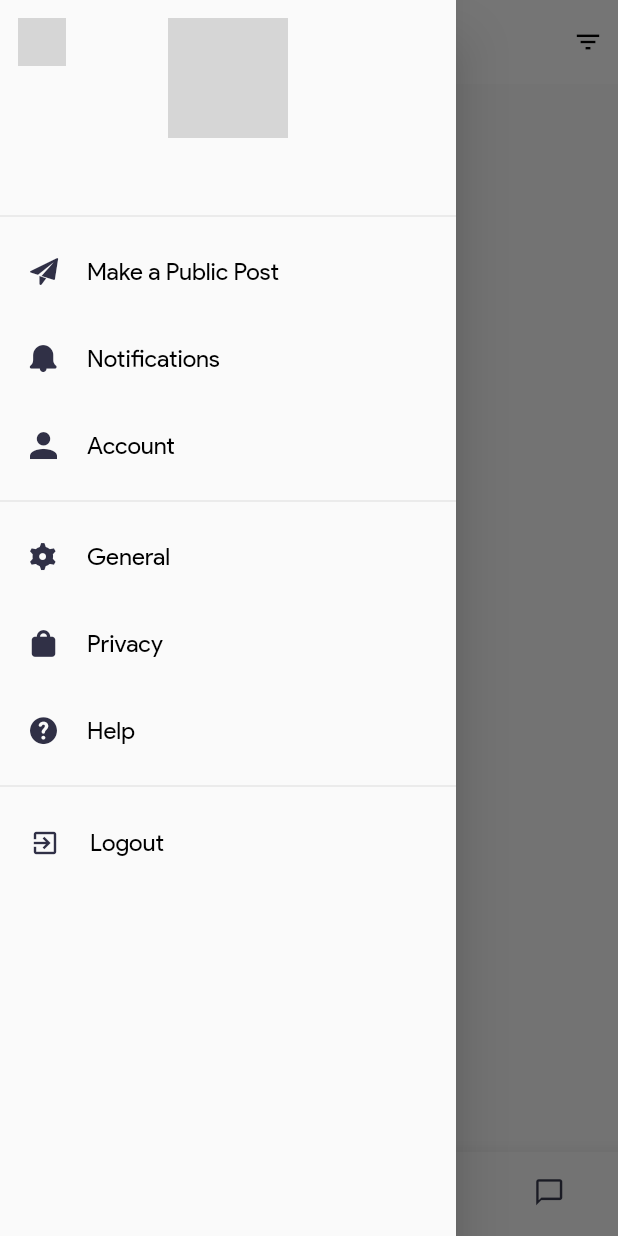
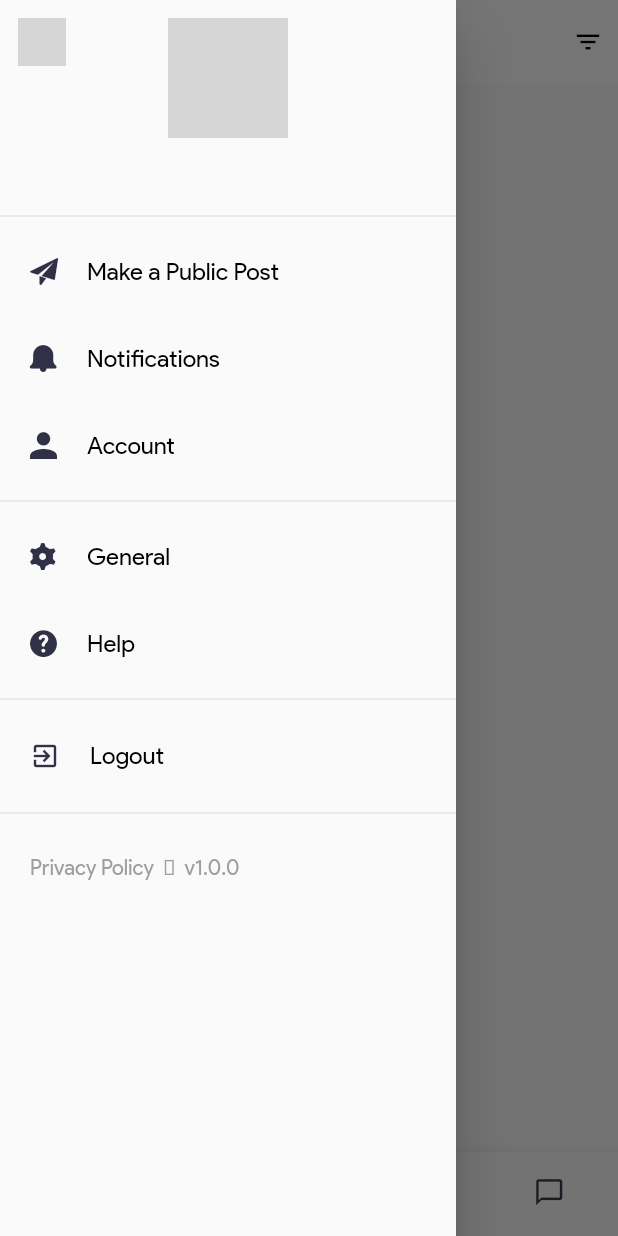
Before and after one commit to ronak197/hamara_prashasan, a Flutter app: the HomePage screen opened by its route, in the side drawer, after a tap on "Help", on a phone screen of 412 x 824 dp. Run offline on Flutter 3.47's test engine with Material 2 defaults, Android fonts, the phone set to English and light mode, and no system bars; drawn by our look-alikes of cached_network_image; our stand-ins replace cloud_firestore, csv, file_picker, firebase_auth, flutter_cache_manager, flutter_svg and 5 more; missing offline and left inert: algolia; accounts and stored records are empty; network calls fail; grey boxes are pictures that could not be loaded.

```diff
--- a/lib/app_drawer.dart
+++ b/lib/app_drawer.dart
@@ -169,26 +169,6 @@ class _MyAppDrawerState extends State<MyAppDrawer> {
                         Container(
                             padding: EdgeInsets.all(20.0),
                             child: Icon(
-                              DrawerIcons.privacy,
-                              color: Color(0xff303046),
-                              size: 18.0,
-                            )),
-                        Text(
-                          'Privacy',
-                          style: Theme.of(context).textTheme.headline2,
-                        )
-                      ],
-                    ),
-                  ),
-                  InkWell(
-                    onTap: () {},
-                    child: Row(
-                      mainAxisAlignment: MainAxisAlignment.start,
-                      mainAxisSize: MainAxisSize.max,
-                      children: [
-                        Container(
-                            padding: EdgeInsets.all(20.0),
-                            child: Icon(
                               DrawerIcons.help,
                               color: Color(0xff303046),
                               size: 18.0,
@@ -225,6 +205,28 @@ class _MyAppDrawerState extends State<MyAppDrawer> {
                       ],
                     ),
                   ),
+                  Divider(),
+                  Container(
+                    padding: EdgeInsets.all(20.0),
+                    child: RichText(
+                      text: TextSpan(
+                        children: [
+                          TextSpan(
+                            text: 'Privacy Policy',
+                            style: Theme.of(context).textTheme.headline1.copyWith(color: Colors.grey,),
+                          ),
+                          TextSpan(
+                            text: '  ᛫  ',
+                            style: Theme.of(context).textTheme.headline1.copyWith(color: Colors.grey),
+                          ),
+                          TextSpan(
+                            text: 'v1.0.0',
+                            style: Theme.of(context).textTheme.headline1.copyWith(color: Colors.grey),
+                          ),
+                        ]
+                      ),
+                    ),
+                  ),
                 ],
               ),
             ),
--- a/lib/departments_page.dart
+++ b/lib/departments_page.dart
@@ -17,6 +17,7 @@ class _DepartmentsPageState extends State<DepartmentsPage> {
 
   Algolia algolia;
 
+  FocusNode searchFocusNode;
   bool isSearching = false;
   List<String> searchResults = List<String>();
   AlgoliaQuery query;
@@ -24,13 +25,14 @@ class _DepartmentsPageState extends State<DepartmentsPage> {
 
   bool showResults = false;
   List<Department> results = List<Department>();
+  List<Department> subscribedResults = List<Department>();
   String message = "Fetching Subscribed Departments";
 
   void getAvailableDepartments(String searchQuery){
     Firestore db = Firestore.instance;
     results.clear();
     setState(() {
-      message = "Fetching";
+      message = "Searching";
     });
     db.collection('departments')
         .where('areaOfAdministration', isEqualTo: searchQuery).getDocuments().asStream()
@@ -39,10 +41,12 @@ class _DepartmentsPageState extends State<DepartmentsPage> {
             event.documents.forEach((snapshot) { results.add(Department.fromJson(snapshot.data)); });
           });
         })..onDone(() {
+          if(results.isEmpty){
             setState(() {
-        message = results.isEmpty ? 'No Available Departments' : '';
+              message = 'No Available Departments';
               print(message);
             });
+          }
         })..onError((e){
             setState(() {
               message = "Error Occurred";
@@ -53,68 +57,72 @@ class _DepartmentsPageState extends State<DepartmentsPage> {
 
   void getSubscribedDepartments() async{
     Firestore db = Firestore.instance;
-    results?.clear();
-    if(User.lastUserState == UserState.initial){
+    subscribedResults?.clear();
        db.collection('departments')
            .where('email', whereIn: User.userData.subscribedDepartmentIDs).getDocuments().asStream()
            .listen((event) {
              setState(() {
-               event.documents.forEach((snapshot) { results.add(Department.fromJson(snapshot.data)); });
+               event.documents.forEach((snapshot) { subscribedResults.add(Department.fromJson(snapshot.data)); });
              });
        })..onDone(() {
+         if(subscribedResults.isEmpty){
            setState(() {
-           message = results.isEmpty ? 'No subscribed Departments' : '';
+             message = 'No Subscribed Departments';
              print(message);
            });
+         } else {
+           setState(() {
+             results = subscribedResults;
+           });
+         }
        })..onError((e){
          setState(() {
            message = "Error Occurred";
            print(message);
          });
        });
-    } else {
-      if(await FirebaseMethods.getFirestoreUserDataInfo()){
-        getSubscribedDepartments();
-      }
-    }
-
   }
 
   void onSubscribePressed(String toSubscribe, bool hasSubscribed) async {
     Firestore db = Firestore.instance;
 
-    db.runTransaction((transaction) async {
-      if(User.lastUserState != UserState.subscription){
-        await db.collection('users').document(User.authUser.uid).get().then((snapshot){
-          User.saveUserData(UserData.fromFirestoreJson(snapshot.data), UserState.subscription);
-        });
+    if(User.lastUserState != UserState.initial){
+      await FirebaseMethods.getFirestoreUserDataInfo();
     }
     if (!User.userData.subscribedDepartmentIDs.contains(toSubscribe)) {
+      setState(() {
         User.userData.subscribedDepartmentIDs.add(toSubscribe);
-        setState(() {});
+      });
       await db
           .collection('users')
           .document(User.authUser.uid)
           .updateData(User.userData.toFirestoreJson())
           .catchError((e) {
+            setState(() {
+              message = 'Error Occurred';
+            });
         return null;
       });
     } else {
+      setState(() {
         User.userData.subscribedDepartmentIDs.remove(toSubscribe);
-        setState(() {});
+      });
       await db
           .collection('users')
           .document(User.authUser.uid)
           .updateData(User.userData.toFirestoreJson())
           .catchError((e) {
+            setState(() {
+              message = 'Error Occurred';
+            });
         return null;
       });
     }
     return null;
-    });
   }
 
   void search(String textToSearch) async {
+    print('called search');
     if (textToSearch.isNotEmpty) {
       query = query.search(textToSearch);
       searchResults.clear();
@@ -128,6 +136,7 @@ class _DepartmentsPageState extends State<DepartmentsPage> {
         searchResults = textEditingController.text.isNotEmpty ? result : [];
       });
     } else {
+      print('empty string');
       setState(() {
         searchResults.clear();
       });
@@ -135,7 +144,6 @@ class _DepartmentsPageState extends State<DepartmentsPage> {
   }
 
   void onPlaceSelected(String place) async{
-    textEditingController.text = place;
     setState(() {
       isSearching = false;
     });
@@ -160,6 +168,7 @@ class _DepartmentsPageState extends State<DepartmentsPage> {
 
   @override
   void initState() {
+    searchFocusNode = FocusNode();
     setupAlgolia();
     textEditingController.addListener(() {
       search(textEditingController.text);
@@ -171,6 +180,7 @@ class _DepartmentsPageState extends State<DepartmentsPage> {
   @override
   void dispose() {
     textEditingController.dispose();
+    searchFocusNode.dispose();
     super.dispose();
   }
 
@@ -182,7 +192,11 @@ class _DepartmentsPageState extends State<DepartmentsPage> {
         elevation: 0.0,
         excludeHeaderSemantics: true,
         titleSpacing: 0.0,
-        leading: Container(
+        leading: GestureDetector(
+          onTap: (){
+            Scaffold.of(context).openDrawer();
+          },
+          child: Container(
             margin: EdgeInsets.all(12.0),
             decoration: BoxDecoration(
               shape: BoxShape.circle,
@@ -195,28 +209,25 @@ class _DepartmentsPageState extends State<DepartmentsPage> {
               ),
             ),
           ),
-        title: Container(
-          margin: EdgeInsets.only(top: 15.0, bottom: 15.0, left: 0.0, right: 10.0),
-          padding: EdgeInsets.only(right: 10.0, left: 8.0),
-          height: 40.0,
-          decoration: BoxDecoration(
-            borderRadius: BorderRadius.circular(30.0),
-            color: Colors.white,
         ),
-          child: Row(
+        title: Row(
           mainAxisSize: MainAxisSize.min,
           children: [
             Expanded(
               flex: 6,
+              child: Container(
                 child: TextField(
                   onTap: () {
+                    setState(() {
                       isSearching = true;
-                    setState(() {});
+                    });
                   },
                   onEditingComplete: (){
+                    print('completed');
                     onPlaceSelected(textEditingController.text);
                   },
                   onSubmitted: (s){
+                    searchFocusNode.unfocus();
                     print('submit');
                   },
                   controller: textEditingController,
@@ -225,6 +236,8 @@ class _DepartmentsPageState extends State<DepartmentsPage> {
                       .textTheme
                       .headline2
                       .copyWith(color: Color(0xff514A4A)),
+                  focusNode: searchFocusNode,
+                  autofocus: false,
                   decoration: InputDecoration(
                     border: InputBorder.none,
                     contentPadding: EdgeInsets.all(0.0),
@@ -237,15 +250,25 @@ class _DepartmentsPageState extends State<DepartmentsPage> {
                   ),
                 ),
               ),
+            ),
             Expanded(
               flex: 1,
-                child: Icon(
-                  isSearching ? Icons.close : Icons.search,
+              child: IconButton(
+                icon: Icon(isSearching ? Icons.close : Icons.search),
                 color: Colors.black54,
+                onPressed: (){
+                  if(isSearching){
+                    searchFocusNode.unfocus();
+                  } else {
+                    searchFocusNode.requestFocus();
+                  }
+                  setState(() {
+                    isSearching = !isSearching;
+                  });
+                },
               ),
             ),
           ],
-          ),
         ),
       ),
       body: isSearching && searchResults?.length != 0
@@ -275,9 +298,8 @@ class _DepartmentsPageState extends State<DepartmentsPage> {
         },
       ) : GestureDetector(
         onTap: () {
-          FocusScopeNode currentFocus = FocusScope.of(context);
-          if (!currentFocus.hasPrimaryFocus) {
-            currentFocus.unfocus();
+          if(searchFocusNode.hasFocus){
+            searchFocusNode.unfocus();
             setState(() {
               isSearching = false;
             });
@@ -285,6 +307,7 @@ class _DepartmentsPageState extends State<DepartmentsPage> {
         },
         child: results.isNotEmpty ? RefreshIndicator(
           onRefresh: onRefresh,
+          strokeWidth: 2.5,
           child: ListView.builder(
             itemCount: results?.length,
             itemBuilder: (context, index) {
--- a/lib/news_feed_page.dart
+++ b/lib/news_feed_page.dart
@@ -12,10 +12,10 @@ import 'package:intl/intl.dart';
 import 'package:rxdart/rxdart.dart';
 import 'package:flutter_cache_manager/flutter_cache_manager.dart' as cs;
 
-class TempClass {
-  List<Map<String, dynamic>> feedData = List<Map<String, dynamic>>();
+class Feeds {
 
-  TempClass({this.feedData});
+  List<Feed> feeds = List<Feed>();
+
 }
 
 class NewsFeedPage extends StatefulWidget {
@@ -29,21 +29,20 @@ class NewsFeedPage extends StatefulWidget {
 }
 
 class _NewsFeedPageState extends State<NewsFeedPage> {
+
   bool feedSelected = false;
-
-  List<Feed> feeds = [];
   List<bool> selected = [];
 
-  BehaviorSubject<TempClass> resultStream = BehaviorSubject<TempClass>();
-  List<Map<String, dynamic>> feedData = List<Map<String, dynamic>>();
+  BehaviorSubject<Feeds> resultStream = BehaviorSubject<Feeds>();
+
+  Feeds newFeeds = new Feeds();
 
   Map<String, dynamic> departmentDetails = Map();
 
   DateTime startDateTimeAfter;
   DateTime endDateTimeBefore;
 
-  String errorMessage =
-      'Some Error Occurred, Make sure you are connected to the internet.';
+  String errorMessage = 'Some Error Occurred, Make sure you are connected to the internet.';
   String loadingMessage = 'Loading ...';
 
   bool isRunning = false;
@@ -82,16 +81,15 @@ class _NewsFeedPageState extends State<NewsFeedPage> {
   }
 
   Future<bool> getMoreFeeds() async {
+
     Firestore db = Firestore.instance;
-
     print('fetching more feeds');
 
     if (User.lastUserState == UserState.feedUpdate) {
-      List<Map<String, dynamic>> initialFeedData = feedData;
 
       startDateTimeAfter = endDateTimeBefore ?? DateTime.now();
 
-      List<DocumentSnapshot> temp = (await db
+      await db
         .collection('feeds')
         .where('creationDateTimeStamp',
             isLessThanOrEqualTo: User.userData.lastUpdateTime)
@@ -101,6 +99,16 @@ class _NewsFeedPageState extends State<NewsFeedPage> {
         .startAfter([startDateTimeAfter])
         .limit(2)
         .getDocuments()
+        .then((value){
+            value.documents.forEach((element) {
+              newFeeds.feeds.add(
+                Feed(
+                  feedInfo: FeedInfo.fromFirestoreJson(element.data),
+                  department: Department.fromJson(departmentDetails[element.data['departmentUid']]),
+                )
+              );
+            });
+        })
         .timeout(Duration(seconds: 3), onTimeout: () {
           resultStream.sink.addError(errorMessage);
           return null;
@@ -113,21 +121,11 @@ class _NewsFeedPageState extends State<NewsFeedPage> {
           print('OnDone in query for getLatestFeeds');
           User.lastUserState = UserState.feedUpdate;
           // update firestore user feed update time
-              }))
-          .documents;
-
-      List<Map<String, dynamic>> newFeedData = List<Map<String, dynamic>>();
-      temp.forEach((element) {
-        newFeedData.add(element.data);
         });
 
-      if (newFeedData.isNotEmpty) {
-        endDateTimeBefore =
-            (newFeedData.last['creationDateTimeStamp'] as Timestamp).toDate();
+        endDateTimeBefore = newFeeds.feeds.last.feedInfo.creationDateTimeStamp;
         print(endDateTimeBefore);
-        feedData.addAll(newFeedData);
-        resultStream.sink.add(new TempClass(feedData: feedData));
-      }
+        resultStream.sink.add(newFeeds);
     } else {
       print('last user state is not feedUpdate');
       if (await getDepartmentInfo()) {
@@ -143,43 +141,38 @@ class _NewsFeedPageState extends State<NewsFeedPage> {
   }
 
   Future<bool> getLatestFeeds() async {
+
     Firestore db = Firestore.instance;
-
     print('fetching feeds');
 
     if (User.lastUserState == UserState.feedUpdate) {
-      feedData.clear();
 
-      List<DocumentSnapshot> temp = (await db
+      newFeeds.feeds.clear();
+
+      await db
         .collection('feeds')
         .where('creationDateTimeStamp',
-                  isLessThanOrEqualTo: User.userData.lastUpdateTime)
+            isLessThanOrEqualTo: Timestamp.now())
         .where('departmentUid',
             whereIn: User.userData.subscribedDepartmentIDs)
         .orderBy('creationDateTimeStamp', descending: true)
         .limit(2)
-              .getDocuments()
-              .timeout(Duration(seconds: 3), onTimeout: () {
-        resultStream.sink.addError(errorMessage);
-        return null;
-      }).catchError((e) {
-        resultStream.sink.addError(errorMessage);
-        print('onError in query for getLatestFeeds');
-      }).whenComplete(() {
-        print('OnDone in query for getLatestFeeds');
+        .getDocuments().then((value){
+          value.documents.forEach((element) {
+            newFeeds.feeds.add(
+              Feed(
+                feedInfo: FeedInfo.fromFirestoreJson(element.data),
+                department: Department.fromJson(departmentDetails[element.data['departmentUid']]),
+              )
+            );
+          });
+      }).whenComplete((){
         User.lastUserState = UserState.feedUpdate;
-        // update firestore user feed update time
-      }))
-          .documents;
+      });
 
-      List<Map<String, dynamic>> newFeedData = List<Map<String, dynamic>>();
-      temp.forEach((element) {
-        newFeedData.add(element.data);
-      });
-      endDateTimeBefore =
-          (newFeedData.last['creationDateTimeStamp'] as Timestamp).toDate();
-      feedData.addAll(newFeedData);
-      resultStream.sink.add(new TempClass(feedData: feedData));
+      endDateTimeBefore = newFeeds.feeds.last.feedInfo.creationDateTimeStamp;
+      resultStream.sink.add(newFeeds);
+
     } else {
       print('last user state is not feedUpdate');
       if (await getDepartmentInfo()) {
@@ -426,30 +419,24 @@ class _NewsFeedPageState extends State<NewsFeedPage> {
           strokeWidth: 2.5,
           child: StreamBuilder(
             stream: resultStream.stream,
-            builder: (context, AsyncSnapshot<TempClass> snapshot) {
-              print(
-                  'Snapshot details, connection : ${snapshot.connectionState.toString()}, hasData : ${snapshot.hasData}, hasError : ${snapshot.hasError}, hasCode : ${snapshot.hashCode}');
+            builder: (context, AsyncSnapshot<Feeds> snapshot) {
+              print('Snapshot details, connection : ${snapshot.connectionState.toString()}, hasData : ${snapshot.hasData}, hasError : ${snapshot.hasError}, hasCode : ${snapshot.hashCode}');
               if (snapshot.connectionState == ConnectionState.waiting) {
                 return FeedLoadStatus(
                   displayMessage: loadingMessage,
                 );
               } else if (snapshot.connectionState == ConnectionState.active) {
-                if (snapshot.hasData && snapshot.data.feedData.isNotEmpty) {
+                if (snapshot.hasData && snapshot.data.feeds.isNotEmpty) {
                   return ListView.builder(
-                    itemCount: snapshot.data.feedData.length,
+                    itemCount: snapshot.data.feeds?.length,
                     itemBuilder: (context, i) {
-                      Feed f = Feed(
-                          feedInfo: FeedInfo.fromFirestoreJson(
-                              snapshot.data.feedData[i]),
-                          department: Department.fromJson(departmentDetails[
-                              snapshot.data.feedData[i]['departmentUid']]));
                       return GestureDetector(
                         onLongPress: () => _onLongPress(i),
-                        onTap: () => _onTap(i, f, snapshot),
+                        onTap: () => _onTap(i, snapshot.data.feeds[i], snapshot),
                         child: Container(
                           margin: EdgeInsets.symmetric(vertical: 8.0),
-                          child: MessageBox(
-                            feed: f,
+                          child: FeedBox(
+                            feed: snapshot.data.feeds[i],
                             selected: selected[i],
                             canBeSelected: feedSelected,
                           ),
@@ -472,10 +459,11 @@ class _NewsFeedPageState extends State<NewsFeedPage> {
   }
 }
 
-class MessageBox extends StatelessWidget {
+class FeedBox extends StatelessWidget {
+
   final Feed feed;
   final bool selected, canBeSelected;
-  MessageBox(
+  FeedBox(
       {@required this.feed,
       @required this.selected,
       @required this.canBeSelected});
```
Lines whose indentation alone changed are shown as unchanged.
